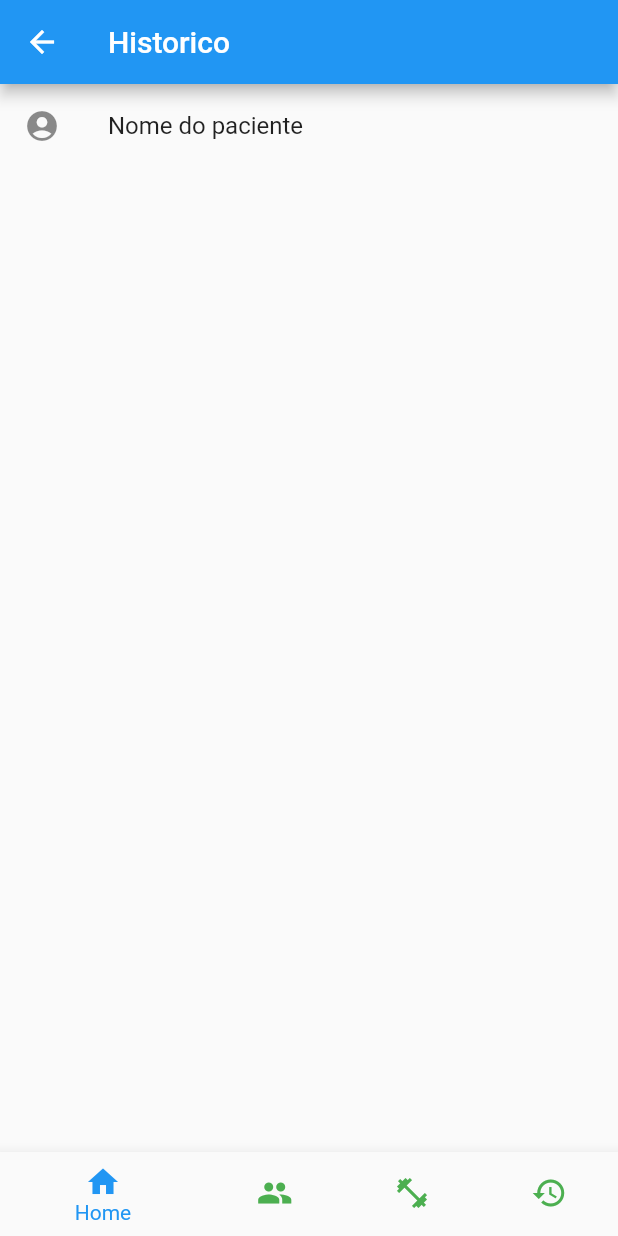
After one commit to RuanMateus/FisioConecta, a Flutter app: the HistoricoPage screen opened by its route, on a phone screen of 412 x 824 dp. The commit adds this screen. Run offline on Flutter 3.47's test engine with Material 2 defaults, Android fonts, the phone set to English and light mode, and no system bars; our stand-ins replace go_router.

Commit message:
navegacao pronta

```diff
--- a/lib/main.dart
+++ b/lib/main.dart
@@ -1,6 +1,9 @@
 import 'package:flutter/material.dart';
 import 'pages/createAccount_page.dart';
 import 'pages/home_page.dart';
+import 'pages/paciente_page.dart';
+import 'pages/exercicios_page.dart';
+import 'pages/historico_page.dart';
 import 'package:flutter_application/pages/login_page.dart';
 import 'package:go_router/go_router.dart';
 
@@ -25,6 +28,21 @@ final GoRouter _router = GoRouter(routes: <RouteBase>[
             builder: (BuildContext context, GoRouterState state) {
               return const HomePage();
             }),
+        GoRoute(
+            path: 'pacientes',
+            builder: (BuildContext context, GoRouterState state) {
+              return const PacientePage();
+            }),
+        GoRoute(
+            path: 'exercicios',
+            builder: (BuildContext context, GoRouterState state) {
+              return const ExerciciosPage();
+            }),
+        GoRoute(
+            path: 'historico',
+            builder: (BuildContext context, GoRouterState state) {
+              return const HistoricoPage();
+            }),
       ])
 ]);
 
--- /dev/null
+++ b/lib/pages/historico_page.dart
@@ -0,0 +1,25 @@
+import 'package:flutter/material.dart';
+import 'navegation_page.dart';
+
+class HistoricoPage extends StatefulWidget {
+  const HistoricoPage({super.key});
+
+  @override
+  State<HistoricoPage> createState() => _HistoricoPageState();
+}
+
+class _HistoricoPageState extends State<HistoricoPage> {
+  @override
+  Widget build(BuildContext context) {
+    return Scaffold(
+        appBar: AppBar(title: const Text('Historico')),
+        body: ListView(
+          children: const <Widget>[
+            ListTile(
+                leading: Icon(Icons.account_circle),
+                title: Text('Nome do paciente')),
+          ],
+        ),
+        bottomNavigationBar: const NavigacaoBar());
+  }
+}
```
Also changed, not shown: lib/pages/exercicios_page.dart (added, +27 -0 lines), lib/pages/navegation_page.dart (+15 -2 lines), lib/pages/paciente_page.dart (added, +27 -0 lines).
